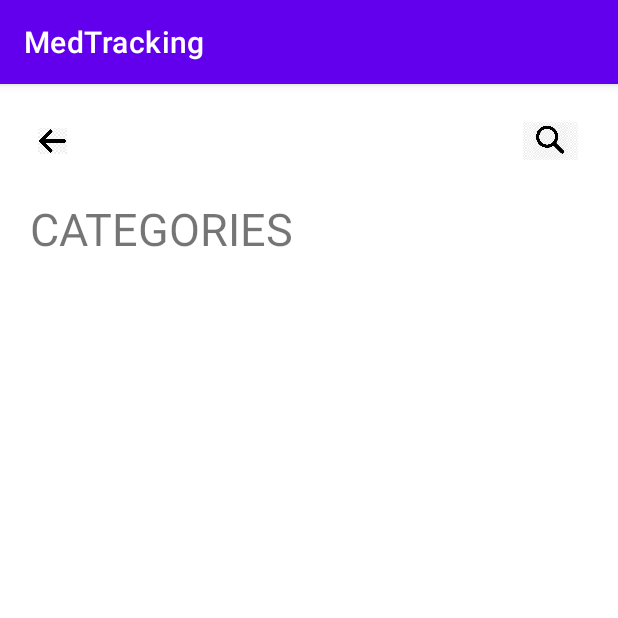
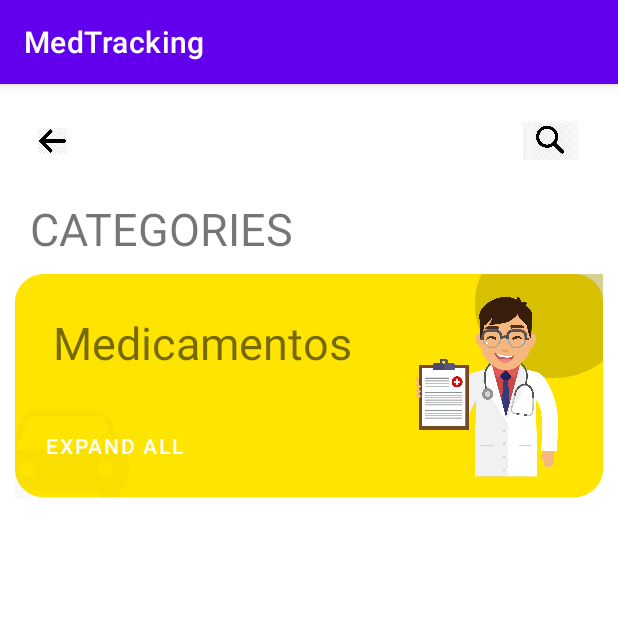
Before and after one commit to coutooo/MedTracking, an Android app: the AllCategories screen opened directly, with no data from a screen before it, on a phone screen of 412 x 824 dp, the top half of it. Run offline under Robolectric (Android 15) with nearby library versions, the phone set to English and light mode, and no system bars.

Commit message:
on going...

```diff
--- a/app/src/main/res/layout/activity_all_categories.xml
+++ b/app/src/main/res/layout/activity_all_categories.xml
@@ -45,6 +45,35 @@
             android:textAllCaps="true"
             ></TextView>
 
+        <RelativeLayout
+            android:layout_width="match_parent"
+            android:layout_height="150dp"
+            android:background="@drawable/round_bk2">
+
+            <TextView
+                android:layout_width="wrap_content"
+                android:layout_height="wrap_content"
+                android:text="@string/medicamentos"
+                android:textSize="30sp"
+                android:padding="25dp"/>
+
+            <Button
+                android:layout_width="wrap_content"
+                android:layout_height="wrap_content"
+                android:text="Expand All"
+                android:background="#00000000"
+                android:padding="20dp"
+                android:layout_alignParentBottom="true"/>
+
+            <ImageView
+                android:layout_width="150dp"
+                android:layout_height="150dp"
+                android:src="@drawable/hospital_image"
+                android:layout_alignParentRight="true"/>
+
+            https://youtu.be/7S7646Cymn0?t=580  tou aqui
+        </RelativeLayout>
+
 
     </LinearLayout>
 
--- a/app/src/main/res/values/strings.xml
+++ b/app/src/main/res/values/strings.xml
@@ -1,3 +1,4 @@
 <resources>
     <string name="app_name">MedTracking</string>
+    <string name="medicamentos">Medicamentos</string>
 </resources>
```
Also changed, not shown: app/src/main/res/drawable/hospital_image.png (added), app/src/main/res/drawable/round_bk2.png (added).
